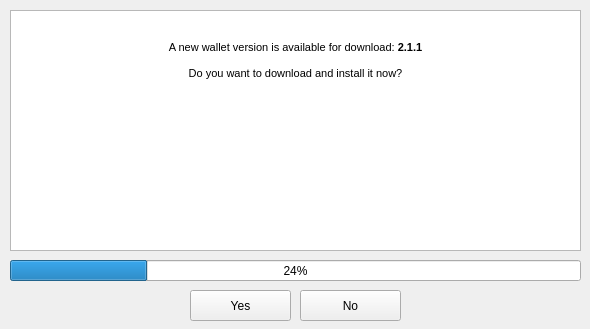
Above: Electra_Updater/electraupdater.ui from Jenova7/Updater before the change. Below: the same form after it.
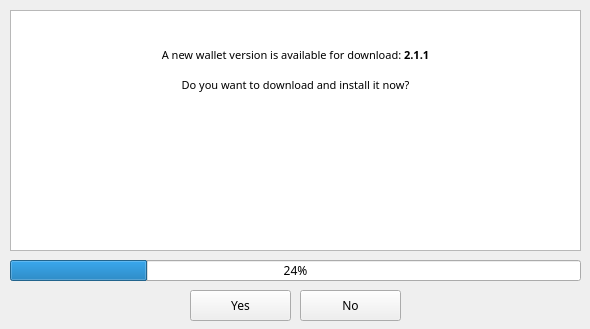
That is the form after the change. Icons and pictures are not drawn.

The edit to the form file:
```diff
--- a/Electra_Updater/electraupdater.ui
+++ b/Electra_Updater/electraupdater.ui
@@ -10,6 +10,11 @@
     <height>329</height>
    </rect>
   </property>
+  <property name="font">
+   <font>
+    <family>Montserrat</family>
+   </font>
+  </property>
   <property name="windowTitle">
    <string>Form</string>
   </property>
@@ -61,7 +66,7 @@
     <string>&lt;!DOCTYPE HTML PUBLIC &quot;-//W3C//DTD HTML 4.0//EN&quot; &quot;http://www.w3.org/TR/REC-html40/strict.dtd&quot;&gt;
 &lt;html&gt;&lt;head&gt;&lt;meta name=&quot;qrichtext&quot; content=&quot;1&quot; /&gt;&lt;style type=&quot;text/css&quot;&gt;
 p, li { white-space: pre-wrap; }
-&lt;/style&gt;&lt;/head&gt;&lt;body style=&quot; font-family:'MS Shell Dlg 2'; font-size:8.14286pt; font-weight:400; font-style:normal;&quot;&gt;
+&lt;/style&gt;&lt;/head&gt;&lt;body style=&quot; font-family:'Montserrat'; font-size:8.14286pt; font-weight:400; font-style:normal;&quot;&gt;
 &lt;p align=&quot;center&quot; style=&quot; margin-top:0px; margin-bottom:0px; margin-left:0px; margin-right:0px; -qt-block-indent:0; text-indent:0px;&quot;&gt;&lt;img src=&quot;:/icons/update.png&quot; /&gt;&lt;/p&gt;
 &lt;p align=&quot;center&quot; style=&quot;-qt-paragraph-type:empty; margin-top:0px; margin-bottom:0px; margin-left:0px; margin-right:0px; -qt-block-indent:0; text-indent:0px; font-family:'MS Shell Dlg 2'; font-size:8.14286pt;&quot;&gt;&lt;br /&gt;&lt;/p&gt;
 &lt;p align=&quot;center&quot; style=&quot; margin-top:0px; margin-bottom:0px; margin-left:0px; margin-right:0px; -qt-block-indent:0; text-indent:0px;&quot;&gt;&lt;span style=&quot; font-family:'MS Shell Dlg 2'; font-size:8.14286pt;&quot;&gt;A new wallet version is available for download: &lt;/span&gt;&lt;span style=&quot; font-family:'MS Shell Dlg 2'; font-size:8.14286pt; font-weight:600;&quot;&gt;2.1.1&lt;br /&gt;&lt;br /&gt;&lt;/span&gt;&lt;span style=&quot; font-family:'MS Shell Dlg 2'; font-size:8.14286pt;&quot;&gt;Do you want to download and install it now?&lt;/span&gt;&lt;/p&gt;&lt;/body&gt;&lt;/html&gt;</string>
```
Left out of the diff: 11 changed lines with no effect on the pictures.
